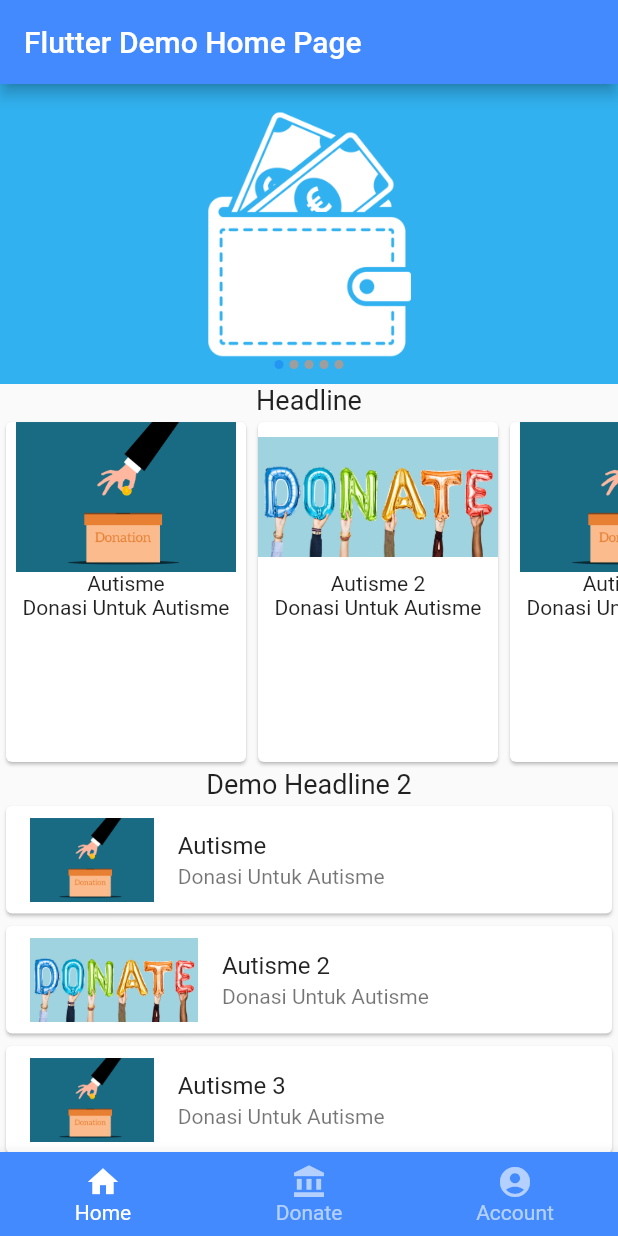
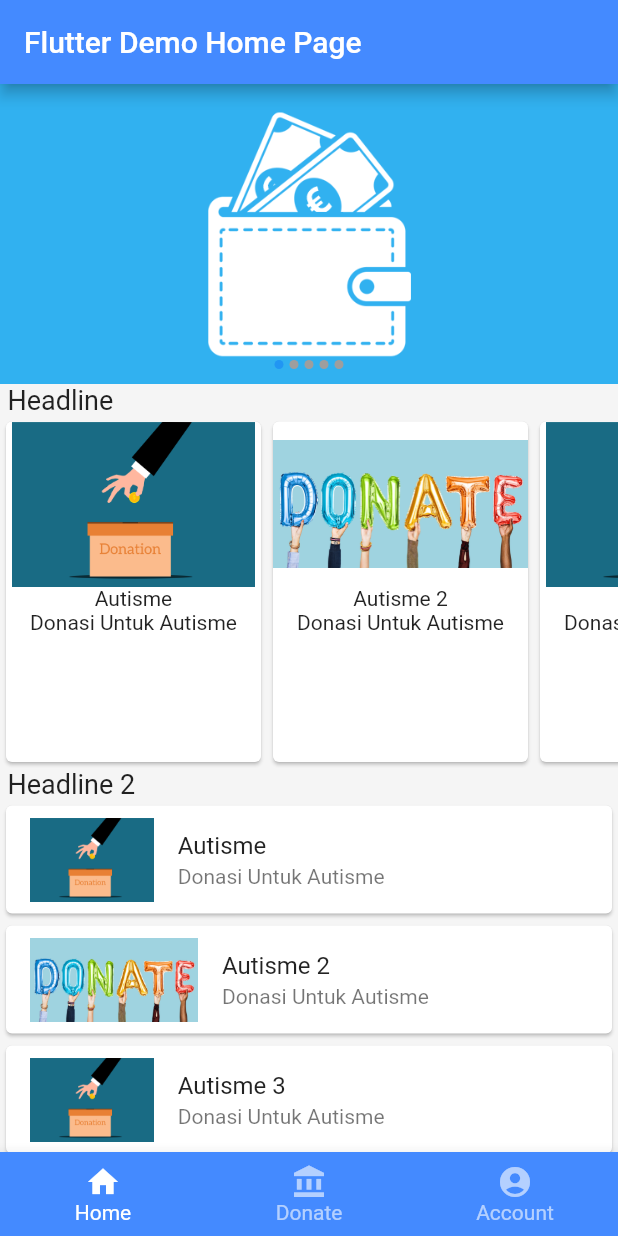
Before and after one commit to FirmanWahyudi007/BELAJAR_FLUTTER, a Flutter app: the screen it shows after launch, on a phone screen of 412 x 824 dp. Run offline on Flutter 3.47's test engine with Material 2 defaults, Android fonts, the phone set to English and light mode, and no system bars; drawn by our look-alikes of flutter_image_slideshow.

Commit message:
alignment

```diff
--- a/lib/main.dart
+++ b/lib/main.dart
@@ -70,6 +70,7 @@ class _MyHomePageState extends State<MyHomePage> {
       body: SafeArea(
         // ignore: avoid_unnecessary_containers
         child: Container(
+          color: Colors.grey[100],
           child: Column(
             // ignore: prefer_const_literals_to_create_immutables
             children: <Widget>[
@@ -114,10 +115,16 @@ class _MyHomePageState extends State<MyHomePage> {
                 autoPlayInterval: 3000,
               ),
               // ignore: prefer_const_constructors
-              Text(
-                'Headline',
-                // ignore: prefer_const_constructors
-                style: TextStyle(fontSize: 18),
+              Container(
+                margin: EdgeInsets.fromLTRB(5.0, 0.0, 0.0, 0.0),
+                child: const Align(
+                  alignment: Alignment.topLeft,
+                  child: Text(
+                    'Headline',
+                    // ignore: prefer_const_constructors
+                    style: TextStyle(fontSize: 18),
+                  ),
+                ),
               ),
               Expanded(
                 child: ListView.builder(
@@ -130,8 +137,8 @@ class _MyHomePageState extends State<MyHomePage> {
                     children: <Widget>[
                       Image(
                         image: AssetImage(donations[int].image),
-                        width: 160.0,
-                        height: 100.0,
+                        width: 170.0,
+                        height: 110.0,
                       ),
                       Text(donations[int].name),
                       Text(donations[int].description)
@@ -139,9 +146,16 @@ class _MyHomePageState extends State<MyHomePage> {
                   )),
                 ),
               ),
-              const Text(
-                'Demo Headline 2',
-                style: TextStyle(fontSize: 18),
+              Container(
+                margin: EdgeInsets.fromLTRB(5.0, 0.0, 0.0, 0.0),
+                child: const Align(
+                  alignment: Alignment.topLeft,
+                  child: Text(
+                    'Headline 2',
+                    // ignore: prefer_const_constructors
+                    style: TextStyle(fontSize: 18),
+                  ),
+                ),
               ),
               Expanded(
                 child: ListView.builder(
```
